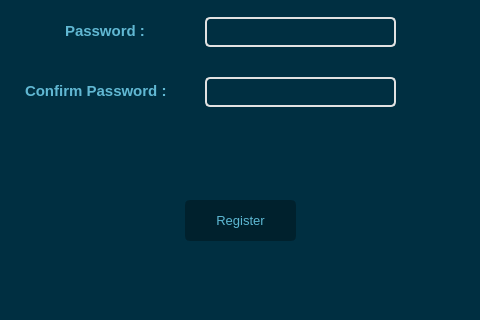
This is signup.ui in mo2menwael/Advanced-Tic-Tac-Toe as Qt 5 draws it before an edit; both pictures show x 155 to 635 and y 280 to 600 of the 789 by 600 pixel window. The edited form follows.
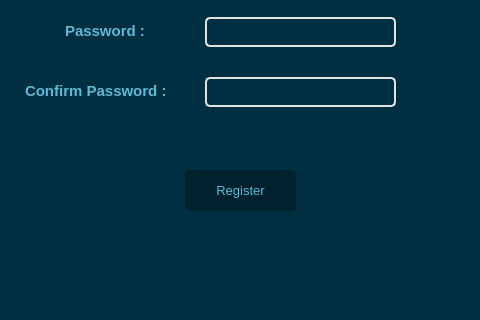
This is the edited form.

The edit to the form file:
```diff
--- a/signup.ui
+++ b/signup.ui
@@ -173,7 +173,7 @@
    <property name="geometry">
     <rect>
      <x>340</x>
-     <y>480</y>
+     <y>450</y>
      <width>111</width>
      <height>41</height>
     </rect>
@@ -291,31 +291,6 @@
     <set>Qt::AlignCenter</set>
    </property>
   </widget>
-  <widget class="QLabel" name="label">
-   <property name="geometry">
-    <rect>
-     <x>250</x>
-     <y>440</y>
-     <width>291</width>
-     <height>20</height>
-    </rect>
-   </property>
-   <property name="font">
-    <font>
-     <pointsize>10</pointsize>
-     <bold>true</bold>
-    </font>
-   </property>
-   <property name="styleSheet">
-    <string notr="true">color: rgb(97, 184, 211);</string>
-   </property>
-   <property name="text">
-    <string/>
-   </property>
-   <property name="alignment">
-    <set>Qt::AlignCenter</set>
-   </property>
-  </widget>
  </widget>
  <resources/>
  <connections/>
```
